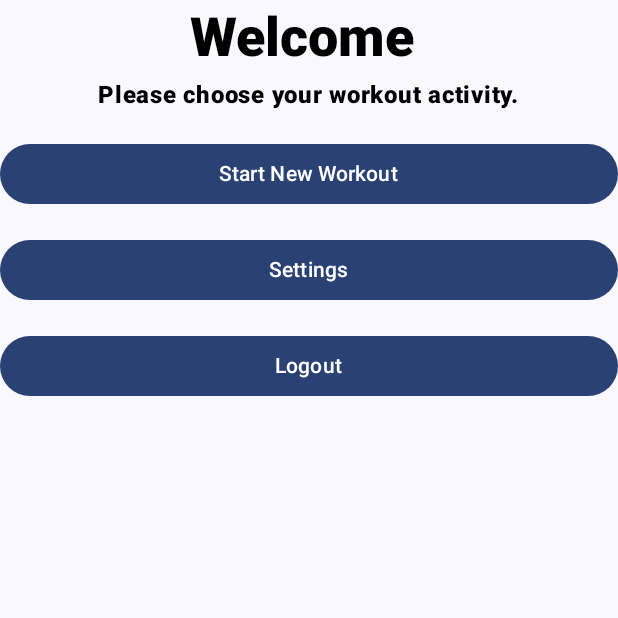
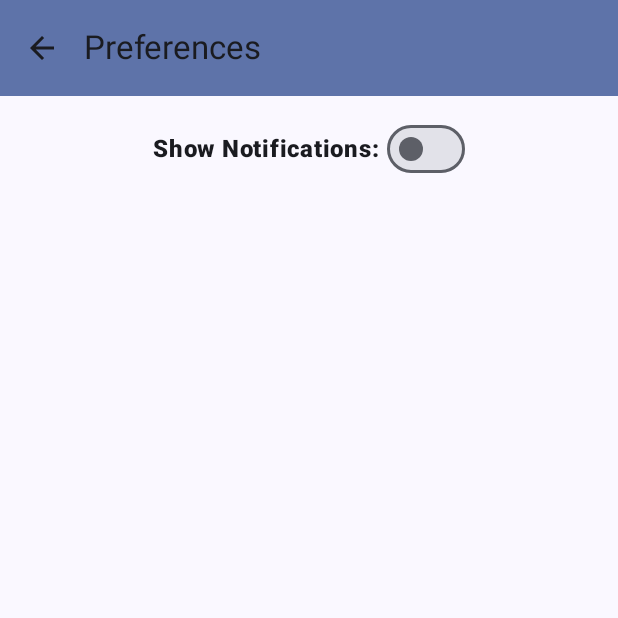
Before and after one commit to GambitAnimating/FitnessApp, an Android app built with Jetpack Compose: the ActivityPickerScreen screen opened through its navigation route, after a tap on "Settings", on a phone screen of 412 x 824 dp, the top half of it. Run offline under Robolectric (Android 15) with nearby library versions, the phone set to English and light mode, and no system bars.

Commit message:
Latest Changes

```diff
--- a/app/build.gradle.kts
+++ b/app/build.gradle.kts
@@ -60,6 +60,12 @@ dependencies {
     implementation(libs.androidx.ui.tooling.preview)
     implementation(libs.androidx.material3)
     implementation("androidx.navigation:navigation-compose:2.7.0")
+    implementation(libs.androidx.appcompat)
+
+    //Room
+    implementation("androidx.room:room-runtime:${rootProject.extra["room_version"]}")
+    implementation("androidx.room:room-ktx:${rootProject.extra["room_version"]}")
+
     testImplementation(libs.junit)
     androidTestImplementation(libs.androidx.junit)
     androidTestImplementation(libs.androidx.espresso.core)
--- a/app/src/main/AndroidManifest.xml
+++ b/app/src/main/AndroidManifest.xml
@@ -23,6 +23,10 @@
                 <category android:name="android.intent.category.LAUNCHER" />
             </intent-filter>
         </activity>
+        <!-- Help Activity -->
+        <activity
+            android:name=".HelpActivity"
+            android:theme="@style/Theme.FitnessApp" />
     </application>
 
 </manifest>
--- a/app/src/main/java/com/example/fitnessapp/ActivityPickerScreen.kt
+++ b/app/src/main/java/com/example/fitnessapp/ActivityPickerScreen.kt
@@ -21,11 +21,14 @@ import com.example.fitnessapp.model.LoginUIState
 fun ActivityPickerScreen(
     loginUIState: LoginUIState,
     modifier: Modifier = Modifier,
-    onClickLogout: () -> Unit
+    onClickLogout: () -> Unit,
+    onClickStartWorkout: () -> Unit,
+    onClickWorkoutLog: () -> Unit,
+    onClickPreferences: () -> Unit
 ) {
     val username = loginUIState.username
     Column(
-        modifier = modifier,
+        modifier = modifier.padding(vertical = 16.dp),
         horizontalAlignment = Alignment.CenterHorizontally,
         verticalArrangement = Arrangement.Top
     ) {
@@ -50,16 +53,24 @@ fun ActivityPickerScreen(
             )
         }
         Button(
-            onClick = { /* TODO: Implement start new workout action */ },
+            onClick = onClickStartWorkout,
             modifier = Modifier
                 .fillMaxWidth()
                 .padding(top = 16.dp)
         ) {
-            Text("Start New Workout")
+            Text("Start A New Workout")
+        }
+        Button(
+            onClick = onClickWorkoutLog,
+            modifier = Modifier
+                .fillMaxWidth()
+                .padding(top = 16.dp)
+        ) {
+            Text("Workout Log")
         }
 
         Button(
-            onClick = { /* TODO: Implement open settings action */ },
+            onClick = { onClickPreferences() },
             modifier = Modifier
                 .fillMaxWidth()
                 .padding(top = 16.dp)
@@ -83,6 +94,9 @@ fun ActivityPickerPreview() {
     ActivityPickerScreen(
         loginUIState = LoginUIState("Jed"),
         onClickLogout = {},
+        onClickStartWorkout = {},
+        onClickWorkoutLog = {},
+        onClickPreferences = {},
         modifier = Modifier
             .padding(16.dp)
             .fillMaxSize(),
--- a/app/src/main/java/com/example/fitnessapp/MainActivity.kt
+++ b/app/src/main/java/com/example/fitnessapp/MainActivity.kt
@@ -1,31 +1,46 @@
 package com.example.fitnessapp
 
+import NewWorkoutScreen
+import WorkoutLogScreen
+import android.content.Intent
 import android.os.Bundle
-import android.util.Log
 import androidx.activity.ComponentActivity
 import androidx.activity.compose.setContent
+import androidx.annotation.StringRes
 import androidx.compose.foundation.layout.fillMaxSize
 import androidx.compose.foundation.layout.padding
+import androidx.compose.material.icons.Icons
+import androidx.compose.material.icons.filled.ArrowBack
 import androidx.compose.material3.ExperimentalMaterial3Api
+import androidx.compose.material3.Icon
+import androidx.compose.material3.IconButton
 import androidx.compose.material3.MaterialTheme
 import androidx.compose.material3.Scaffold
 import androidx.compose.material3.Surface
+import androidx.compose.material3.Text
+import androidx.compose.material3.TopAppBar
+import androidx.compose.material3.TopAppBarDefaults
 import androidx.compose.runtime.Composable
 import androidx.compose.runtime.collectAsState
 import androidx.compose.runtime.getValue
 import androidx.compose.ui.Modifier
+import androidx.compose.ui.res.stringResource
 import androidx.lifecycle.viewmodel.compose.viewModel
 import androidx.navigation.compose.NavHost
 import androidx.navigation.compose.composable
 import androidx.navigation.compose.currentBackStackEntryAsState
 import androidx.navigation.compose.rememberNavController
 import com.example.fitnessapp.model.LoginScreenView
+import com.example.fitnessapp.model.WorkoutViewModel
 import com.example.fitnessapp.ui.LoginScreen
 import com.example.fitnessapp.ui.theme.FitnessAppTheme
 
-enum class FitnessAppScreensEnum() {
-    LOGIN,
-    PICK_EXERCISE
+enum class FitnessAppScreensEnum(@StringRes val title: Int) {
+    LOGIN(title = R.string.login_screen_title),
+    PICK_EXERCISE(title = R.string.main_menu_title),
+    START_WORKOUT(title = R.string.start_workout_title),
+    EXERCISE_LOG(title = R.string.exercise_log_title),
+    PREFERENCES(title = R.string.preferences_title),
 }
 
 class MainActivity : ComponentActivity() {
@@ -46,32 +61,104 @@ class MainActivity : ComponentActivity() {
 
     @OptIn(ExperimentalMaterial3Api::class)
     @Composable
+    fun FitnessAppBar(
+        currentScreen: FitnessAppScreensEnum,
+        canNavigateBack: Boolean,
+        navigateUp: () -> Unit,
+        modifier: Modifier = Modifier
+    ) {
+        TopAppBar(
+            title = { Text(stringResource(currentScreen.title)) },
+            colors = TopAppBarDefaults.mediumTopAppBarColors(
+                containerColor = MaterialTheme.colorScheme.primaryContainer
+            ),
+            modifier = modifier,
+            navigationIcon = {
+                if (canNavigateBack) {
+                    IconButton(onClick = navigateUp) {
+                        Icon(
+                            imageVector = Icons.Filled.ArrowBack,
+                            contentDescription = stringResource(R.string.back_button)
+                        )
+                    }
+                }
+            }
+        )
+    }
+
+    @OptIn(ExperimentalMaterial3Api::class)
+    @Composable
     fun FitnessApp() {
-        val viewModel: LoginScreenView = viewModel()
+        val loginScreenViewModel: LoginScreenView = viewModel()
+        val workoutScreenViewModel: WorkoutViewModel = viewModel()
         val navController = rememberNavController()
         val backStackEntry by navController.currentBackStackEntryAsState()
         val currentScreen = FitnessAppScreensEnum.valueOf(backStackEntry?.destination?.route ?: FitnessAppScreensEnum.LOGIN.name)
 
-        val uiState by viewModel.uiState.collectAsState()
-        Scaffold() { innerPadding ->
+        val uiState by loginScreenViewModel.uiState.collectAsState()
+        Scaffold( topBar = {
+            FitnessAppBar(
+                currentScreen = currentScreen,
+                canNavigateBack = navController.previousBackStackEntry != null,
+                navigateUp = { navController.navigateUp() }
+            )
+        }) { innerPadding ->
             NavHost(navController, startDestination = FitnessAppScreensEnum.LOGIN.name) {
                 composable(FitnessAppScreensEnum.LOGIN.name) {
                     LoginScreen(
+                        onHelpButtonClicked = {
+                            val intent = Intent(this@MainActivity, HelpActivity::class.java)
+                            startActivity(intent)
+                        },
                         onLoginButtonClicked = { user, password ->
-                            viewModel.onLoginButtonClick(user, password)
-                            navController.navigate(FitnessAppScreensEnum.PICK_EXERCISE.name)
+                            loginScreenViewModel.onLoginButtonClick(user, password)
+                            navController.navigate(FitnessAppScreensEnum.PICK_EXERCISE.name) {
+                                popUpTo(navController.currentBackStackEntry!!.destination.route!!) {
+                                    inclusive = true
+                                }
+                            }
                         },
-                        modifier = Modifier.fillMaxSize().padding(innerPadding)
+                        modifier = Modifier
+                            .fillMaxSize()
+                            .padding(innerPadding)
                     )
                 }
                 composable(FitnessAppScreensEnum.PICK_EXERCISE.name) {
-                    ActivityPickerScreen(uiState, onClickLogout = {
-                        viewModel.resetLogin()
-                        navController.popBackStack(
-                            FitnessAppScreensEnum.LOGIN.name,
-                            inclusive = false
-                        )
-                    })
+                    ActivityPickerScreen(uiState,
+                        onClickLogout = {
+                            loginScreenViewModel.resetLogin()
+                            navController.navigate(FitnessAppScreensEnum.LOGIN.name) {
+                                popUpTo(navController.currentBackStackEntry!!.destination.route!!) {
+                                    inclusive = true
+                                }
+                            }
+                        },
+                        onClickStartWorkout = {
+                            navController.navigate(FitnessAppScreensEnum.START_WORKOUT.name)
+                        },
+                        onClickWorkoutLog = {
+                            navController.navigate(FitnessAppScreensEnum.EXERCISE_LOG.name)
+                        },
+                        onClickPreferences = {
+                            navController.navigate(FitnessAppScreensEnum.PREFERENCES.name)
+                        }
+                    )
+                }
+                composable(FitnessAppScreensEnum.START_WORKOUT.name) {
+                    NewWorkoutScreen(workoutScreenViewModel,
+                        onWorkoutFinishButtonClicked = {
+                            navController.navigate(FitnessAppScreensEnum.PICK_EXERCISE.name) {
+                                popUpTo(FitnessAppScreensEnum.PICK_EXERCISE.name) {
+                                    inclusive = true
+                                }
+                            }
+                        })
+                }
+                composable(FitnessAppScreensEnum.EXERCISE_LOG.name) {
+                    WorkoutLogScreen()
+                }
+                composable(FitnessAppScreensEnum.PREFERENCES.name) {
+                    PreferencesScreen()
                 }
             }
         }
--- /dev/null
+++ b/app/src/main/java/com/example/fitnessapp/PreferencesScreen.kt
@@ -0,0 +1,60 @@
+package com.example.fitnessapp
+
+import android.content.Context
+import androidx.compose.foundation.layout.Arrangement
+import androidx.compose.foundation.layout.Box
+import androidx.compose.foundation.layout.Column
+import androidx.compose.foundation.layout.Row
+import androidx.compose.foundation.layout.fillMaxSize
+import androidx.compose.foundation.layout.fillMaxWidth
+import androidx.compose.foundation.layout.padding
+import androidx.compose.material3.MaterialTheme
+import androidx.compose.material3.Switch
+import androidx.compose.material3.Text
+import androidx.compose.material3.TextField
+import androidx.compose.runtime.Composable
+import androidx.compose.runtime.getValue
+import androidx.compose.runtime.mutableStateOf
+import androidx.compose.runtime.remember
+import androidx.compose.runtime.setValue
+import androidx.compose.ui.Alignment
+import androidx.compose.ui.Modifier
+import androidx.compose.ui.platform.LocalContext
+import androidx.compose.ui.text.font.FontWeight
+import androidx.compose.ui.tooling.preview.Preview
+import androidx.compose.ui.unit.dp
+
+@Composable
+fun PreferencesScreen(modifier: Modifier = Modifier) {
+    val context = LocalContext.current
+    val sharedPreferences = context.getSharedPreferences("PREFERENCES_NAME", Context.MODE_PRIVATE)
+    var showNotifications by remember { mutableStateOf(sharedPreferences.getBoolean("showNotifications", false)) }
+
+    Box(modifier = modifier.fillMaxSize()) {
+        Row(
+            modifier = modifier.padding(vertical = 75.dp).fillMaxWidth(),
+            verticalAlignment = Alignment.CenterVertically,
+            horizontalArrangement = Arrangement.Center
+        ) {
+
+            Text("Show Notifications: ", fontWeight = FontWeight.Black, style = MaterialTheme.typography.bodyLarge)
+
+            Switch(
+                checked = showNotifications,
+                onCheckedChange = { isChecked ->
+                    showNotifications = isChecked
+                    with(sharedPreferences.edit()) {
+                        putBoolean("showNotifications", isChecked)
+                        apply()
+                    }
+                }
+            )
+        }
+    }
+}
+
+@Preview
+@Composable
+fun PreferencesScreenPreview() {
+    PreferencesScreen()
+}
--- a/app/src/main/java/com/example/fitnessapp/ui/LoginScreen.kt
+++ b/app/src/main/java/com/example/fitnessapp/ui/LoginScreen.kt
@@ -1,5 +1,6 @@
 package com.example.fitnessapp.ui
 
+import android.text.Layout
 import androidx.compose.foundation.layout.Arrangement
 import androidx.compose.foundation.layout.Box
 import androidx.compose.foundation.layout.Column
@@ -10,6 +11,7 @@ import androidx.compose.foundation.layout.fillMaxWidth
 import androidx.compose.foundation.layout.padding
 import androidx.compose.foundation.layout.width
 import androidx.compose.material3.Button
+import androidx.compose.material3.ButtonDefaults
 import androidx.compose.material3.MaterialTheme
 import androidx.compose.material3.Text
 import androidx.compose.material3.TextField
@@ -26,26 +28,38 @@ import androidx.compose.ui.text.font.FontWeight
 import androidx.compose.ui.text.input.PasswordVisualTransformation
 import androidx.compose.ui.tooling.preview.Preview
 import androidx.compose.ui.unit.dp
+import org.intellij.lang.annotations.JdkConstants.HorizontalAlignment
 
 @Composable
 fun LoginScreen(
     onLoginButtonClicked: (username:String, password:String) -> Unit,
+    onHelpButtonClicked: () -> Unit = {},
     modifier: Modifier = Modifier
 ) {
     var username by remember { mutableStateOf("") }
     var password by remember { mutableStateOf("") }
+
+    Box(modifier = Modifier.fillMaxSize().padding(vertical = 75.dp)) {
+    Button(onClick = { onHelpButtonClicked() },
+        modifier = Modifier.align(Alignment.TopEnd), colors = ButtonDefaults.buttonColors(containerColor = Color.Blue)) {
+        Text("Help", fontWeight = FontWeight.Black, style = MaterialTheme.typography.bodyLarge)
+    }
 
     Column(
         modifier = modifier,
         horizontalAlignment = Alignment.CenterHorizontally,
         verticalArrangement = Arrangement.Center
     ) {
-        Column(modifier = Modifier.fillMaxWidth(), horizontalAlignment = Alignment.CenterHorizontally) {
+        Column(
+            modifier = Modifier.fillMaxWidth(),
+            horizontalAlignment = Alignment.CenterHorizontally
+        ) {
             Text(
                 "Login",
                 modifier = Modifier.padding(
                     horizontal = 0.dp,
-                    vertical = 3.dp),
+                    vertical = 3.dp
+                ),
                 style = MaterialTheme.typography.headlineSmall,
                 color = Color.Black,
                 fontWeight = FontWeight.Black,
@@ -74,6 +88,7 @@ fun LoginScreen(
             Text("Login")
         }
     }
+    }
 }
 
 @Preview
--- a/app/src/main/res/values/strings.xml
+++ b/app/src/main/res/values/strings.xml
@@ -1,3 +1,10 @@
 <resources>
     <string name="app_name">Fitness App</string>
+    <string name="back_button">button to navigate to last screen</string>
+    <string name="login_screen_title">Login</string>
+    <string name="main_menu_title">Main Menu</string>
+    <string name="preferences_title">Preferences</string>
+    <string name="help_title">Help</string>
+    <string name="exercise_log_title">Workout Log</string>
+    <string name="start_workout_title">Start Workout</string>
 </resources>
--- a/build.gradle.kts
+++ b/build.gradle.kts
@@ -3,3 +3,7 @@ plugins {
     alias(libs.plugins.androidApplication) apply false
     alias(libs.plugins.jetbrainsKotlinAndroid) apply false
 }
+
+extra.apply {
+    set("room_version", "2.6.0")
+}
--- a/gradle/libs.versions.toml
+++ b/gradle/libs.versions.toml
@@ -8,6 +8,7 @@ espressoCore = "3.5.1"
 lifecycleRuntimeKtx = "2.7.0"
 activityCompose = "1.8.2"
 composeBom = "2023.08.00"
+appcompat = "1.6.1"
 
 [libraries]
 androidx-core-ktx = { group = "androidx.core", name = "core-ktx", version.ref = "coreKtx" }
@@ -24,6 +25,7 @@ androidx-ui-tooling-preview = { group = "androidx.compose.ui", name = "ui-toolin
 androidx-ui-test-manifest = { group = "androidx.compose.ui", name = "ui-test-manifest" }
 androidx-ui-test-junit4 = { group = "androidx.compose.ui", name = "ui-test-junit4" }
 androidx-material3 = { group = "androidx.compose.material3", name = "material3" }
+androidx-appcompat = { group = "androidx.appcompat", name = "appcompat", version.ref = "appcompat" }
 
 [plugins]
 androidApplication = { id = "com.android.application", version.ref = "agp" }
```
Also changed, not shown: app/src/main/java/com/example/fitnessapp/HelpActivity.kt (added, +32 -0 lines), app/src/main/java/com/example/fitnessapp/data/WorkoutInfo.kt (added, +13 -0 lines), app/src/main/java/com/example/fitnessapp/model/WorkoutViewModel.kt (added, +35 -0 lines), app/src/main/java/com/example/fitnessapp/ui/HelpScreen.kt (added, +48 -0 lines), app/src/main/java/com/example/fitnessapp/ui/NewWorkoutScreen.kt (added, +196 -0 lines), app/src/main/java/com/example/fitnessapp/ui/WorkoutLogScreen.kt (added, +33 -0 lines).
